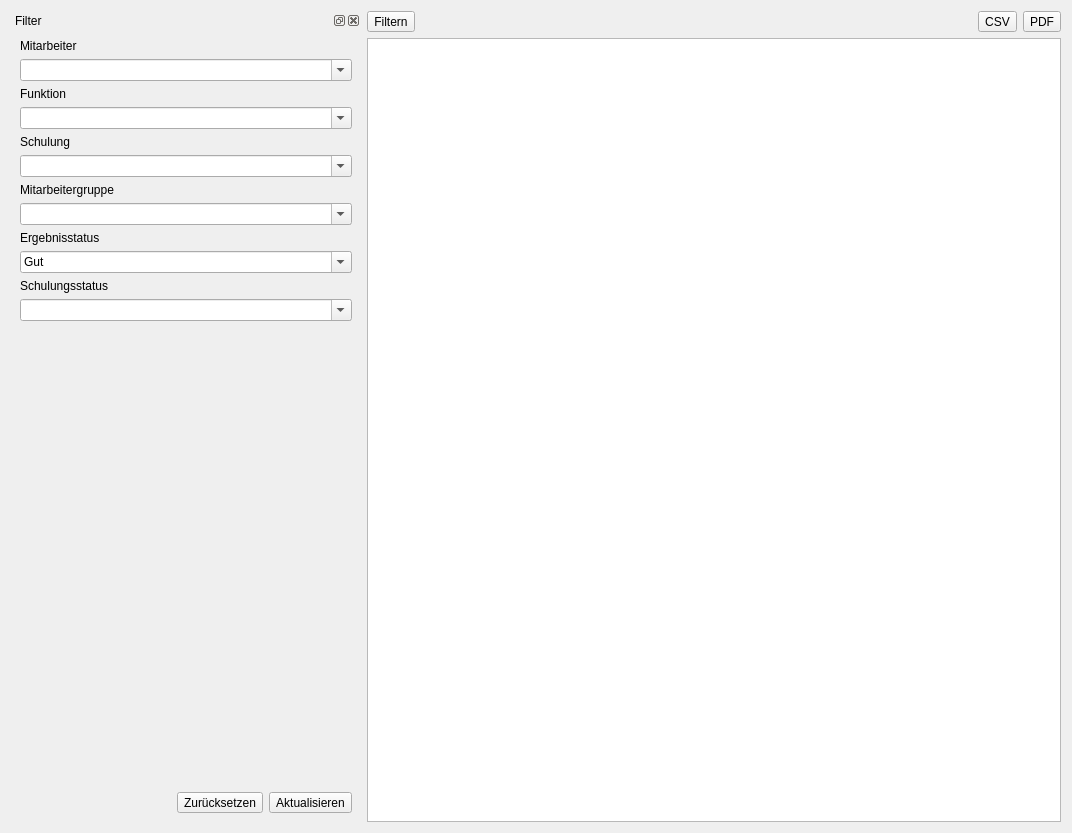
Old version of the form ui/qmqualiresultwidget.ui in the repository Christian-Kr/QualificationMatrix.
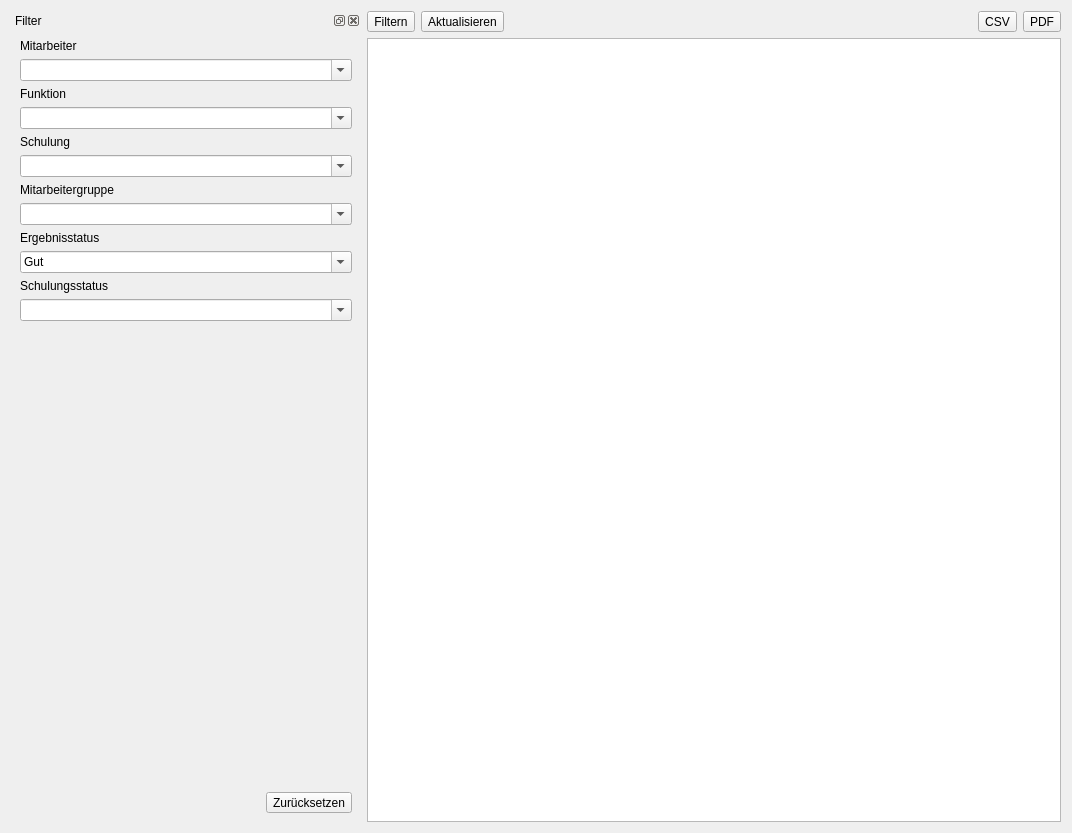
New version of the form. Icons and pictures are not drawn.

Commit message: Replace update filter button on qm result

The edit to the form file:
```diff
--- a/ui/qmqualiresultwidget.ui
+++ b/ui/qmqualiresultwidget.ui
@@ -36,6 +36,26 @@
        </property>
       </widget>
      </item>
+     <item>
+      <widget class="QToolButton" name="tbUpdate">
+       <property name="text">
+        <string>Aktualisieren</string>
+       </property>
+       <property name="icon">
+        <iconset resource="../icons.qrc">
+         <normaloff>:/icons/icons/update-none.svg</normaloff>:/icons/icons/update-none.svg</iconset>
+       </property>
+       <property name="iconSize">
+        <size>
+         <width>22</width>
+         <height>22</height>
+        </size>
+       </property>
+       <property name="toolButtonStyle">
+        <enum>Qt::ToolButtonTextBesideIcon</enum>
+       </property>
+      </widget>
+     </item>
      <item>
       <spacer name="horizontalSpacer_2">
        <property name="orientation">
@@ -321,26 +341,6 @@
              </property>
             </widget>
            </item>
-           <item>
-            <widget class="QToolButton" name="tbUpdate">
-             <property name="text">
-              <string>Aktualisieren</string>
-             </property>
-             <property name="icon">
-              <iconset resource="../icons.qrc">
-               <normaloff>:/icons/icons/update-none.svg</normaloff>:/icons/icons/update-none.svg</iconset>
-             </property>
-             <property name="iconSize">
-              <size>
-               <width>22</width>
-               <height>22</height>
-              </size>
-             </property>
-             <property name="toolButtonStyle">
-              <enum>Qt::ToolButtonTextBesideIcon</enum>
-             </property>
-            </widget>
-           </item>
           </layout>
          </item>
         </layout>
```
